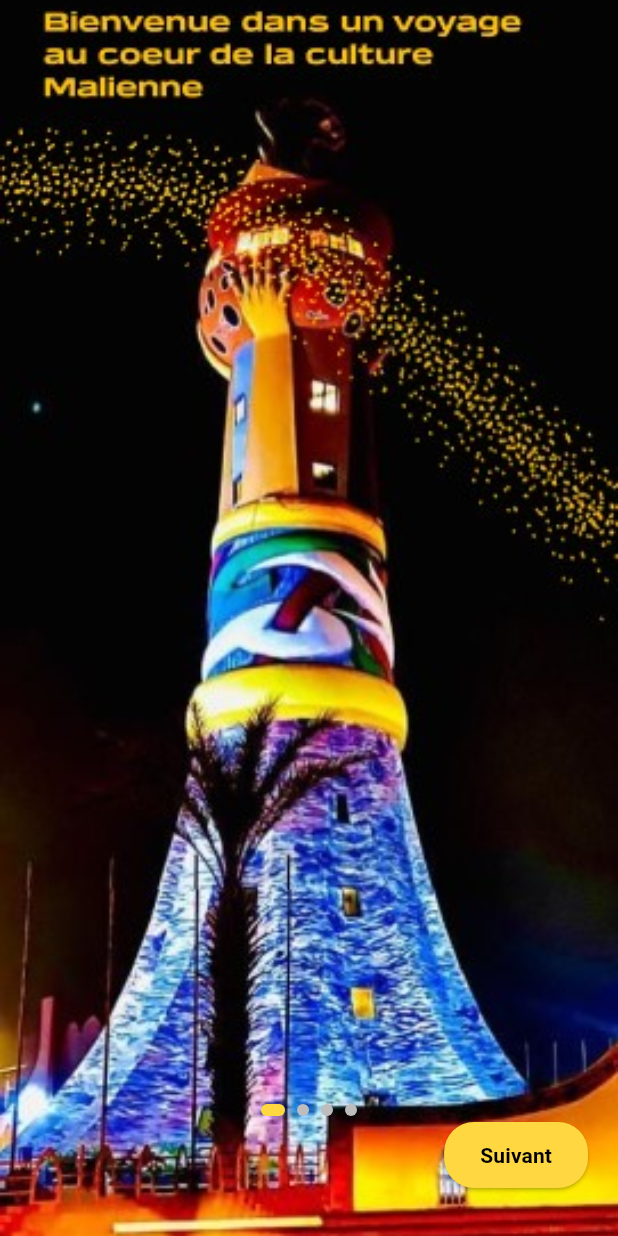
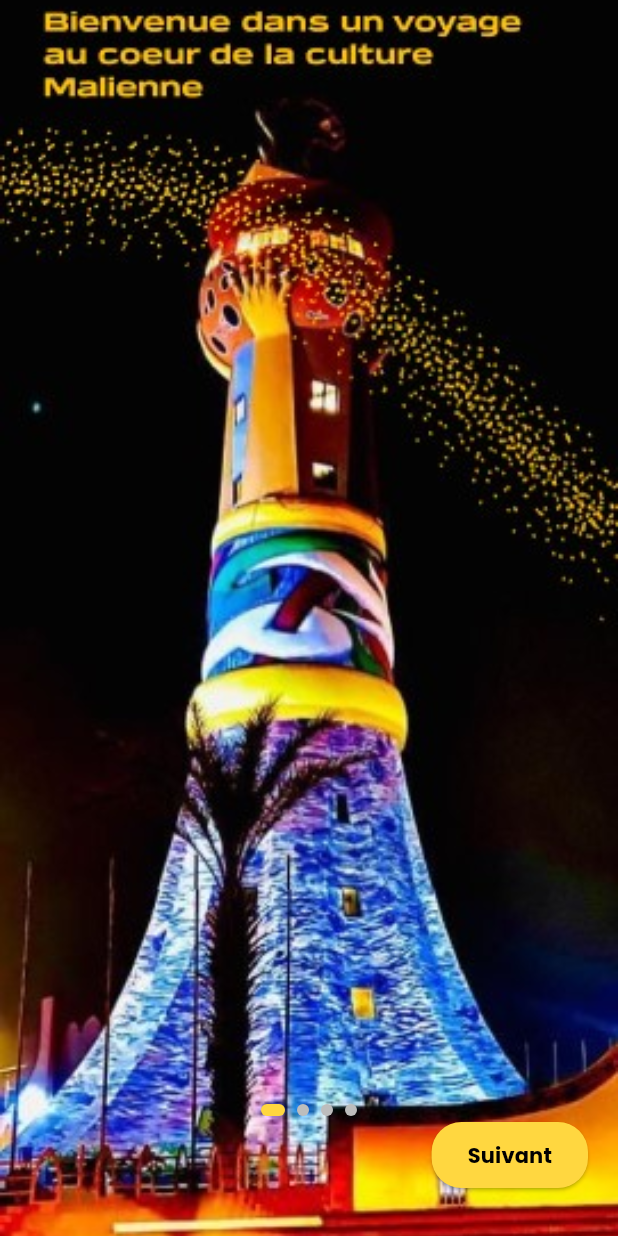
Before and after one commit to realxane/MaliBots2025, a Flutter app: the screen it shows after launch, on a phone screen of 412 x 824 dp. Run offline on Flutter 3.47's test engine with Material 3 defaults, Android fonts, the phone set to English and light mode, and no system bars; our stand-ins replace audioplayers, carousel_slider, file_picker, font_awesome_flutter, google_fonts, iconsax and 2 more.

Commit message:
changement de police

```diff
--- a/lib/main.dart
+++ b/lib/main.dart
@@ -8,20 +8,13 @@ import 'package:malibots_challenge_eni/screens/admins/app_liste_culture.dart';
 import 'package:malibots_challenge_eni/screens/admins/app_liste_produits.dart';
 import 'package:malibots_challenge_eni/screens/admins/app_liste_users.dart';
 import 'package:malibots_challenge_eni/screens/admins/app_liste_vendeurs.dart';
-
 import 'package:malibots_challenge_eni/screens/auth/cree_nouveau_motdepasse.dart';
 import 'package:malibots_challenge_eni/screens/auth/mot_de_passe_oublie.dart';
 import 'package:malibots_challenge_eni/screens/catalogue/app_catalog_screen.dart';
 import 'package:malibots_challenge_eni/screens/catalogue/app_panier.dart';
-//import 'package:malibots_challenge_eni/screens/catalogue/app_produit_detail.dart';
 import 'package:malibots_challenge_eni/screens/home/home_screen.dart';
 import 'package:malibots_challenge_eni/screens/onboarding/onboarding_screen.dart';
-// import 'screens/onboarding_screen.dart';
-// import 'screens/home_screen.dart';
 import 'package:malibots_challenge_eni/screens/auth/app_google_apple.dart';
-
-// import 'screens/onboarding/onboarding_screen.dart';
-// import 'screens/home/home_screen.dart';
 import 'package:malibots_challenge_eni/routes/app_routes.dart';
 import 'package:malibots_challenge_eni/screens/auth/app_choixprofil.dart';
 import 'package:malibots_challenge_eni/screens/auth/app_login.dart';
@@ -30,8 +23,7 @@ import 'package:malibots_challenge_eni/screens/auth/app_inscription.dart';
 import 'package:malibots_challenge_eni/screens/auth/app_inscription_vendeur.dart';
 import 'package:malibots_challenge_eni/screens/paiements/choix_mode.dart';
 import 'package:provider/provider.dart';
-// import 'screens/onboarding_screen.dart';
-// import 'screens/home_screen.dart';
+import 'package:google_fonts/google_fonts.dart';
 
 void main() {
   runApp(
@@ -84,6 +76,7 @@ class MyApp extends StatelessWidget {
       },
       theme: ThemeData(
         colorScheme: ColorScheme.fromSeed(seedColor: Colors.deepPurple),
+        textTheme: GoogleFonts.poppinsTextTheme(),
       ),
       // home:MonDrawer() ,
     );
```
